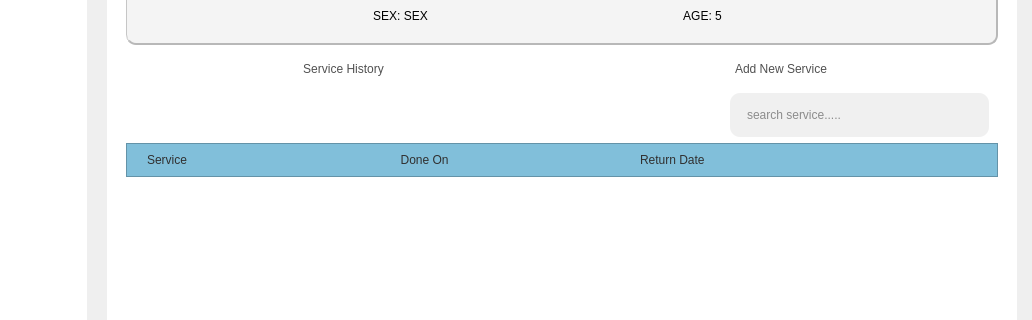
Qt form Frontend/Home.ui (DreddVDomasian/Petmate-Desktop-Application) before a commit; both pictures show x 248 to 1280 and y 103 to 423 of the 1280 by 720 pixel window.
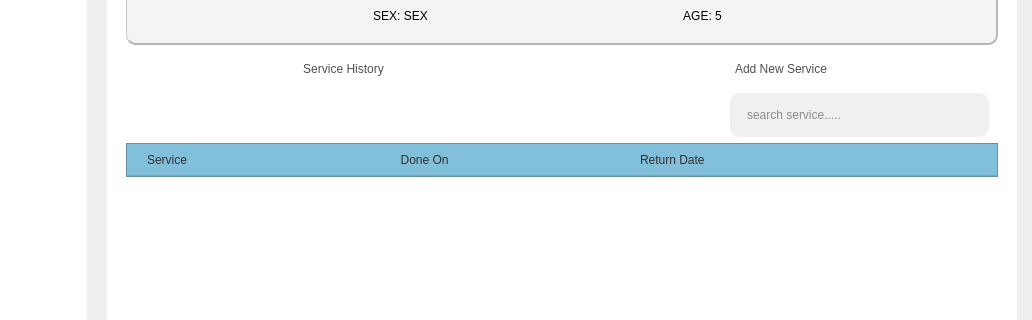
The same form after that commit. The open tabs and pages were chosen to show the change. Icons and pictures are not drawn.

Commit message:
Improve UI styling and dynamic positioning for dialogs
Refined styles for frames and buttons in Home.ui, serviceCard.ui, and input_styles.py for better visual consistency. Updated confirm_card.py and toast.py to dynamically reposition dialogs and notifications on parent resize events, enhancing responsiveness. Minor code cleanups and animation timing adjustments for smoother user experience.

Patch:
```diff
--- a/Frontend/Home.ui
+++ b/Frontend/Home.ui
@@ -568,7 +568,6 @@
       <property name="styleSheet">
        <string notr="true">#MainContent{
 	background-color:white;
-	border:none;
 	border-radius: 15px;
 }</string>
       </property>
@@ -8107,10 +8106,13 @@
                   <item>
                    <widget class="QFrame" name="serviceTableHeader">
                     <property name="styleSheet">
-                     <string notr="true">QFrame{
+                     <string notr="true">#serviceTableHeader{
+	background-color:rgb(129, 191, 218);
+	border-bottom:2px solid rgb(115, 170, 194);
+}
+QFrame{
 	color: rgb(48, 48, 48);
     font: 63 12pt &quot;Montserrat SemiBold&quot;;
-	background-color:rgb(129, 191, 218);
 }</string>
                     </property>
                     <property name="frameShape">
```
Left out of the diff: 12 changed lines with no effect on the pictures. The commit also changes 5 other files.
